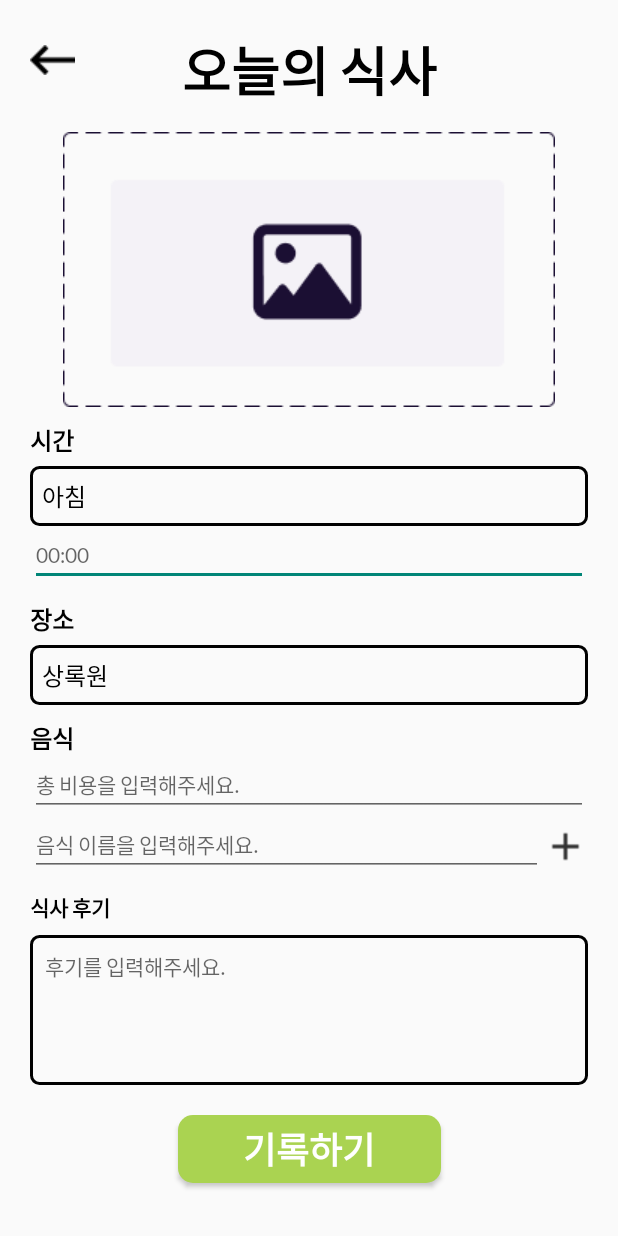
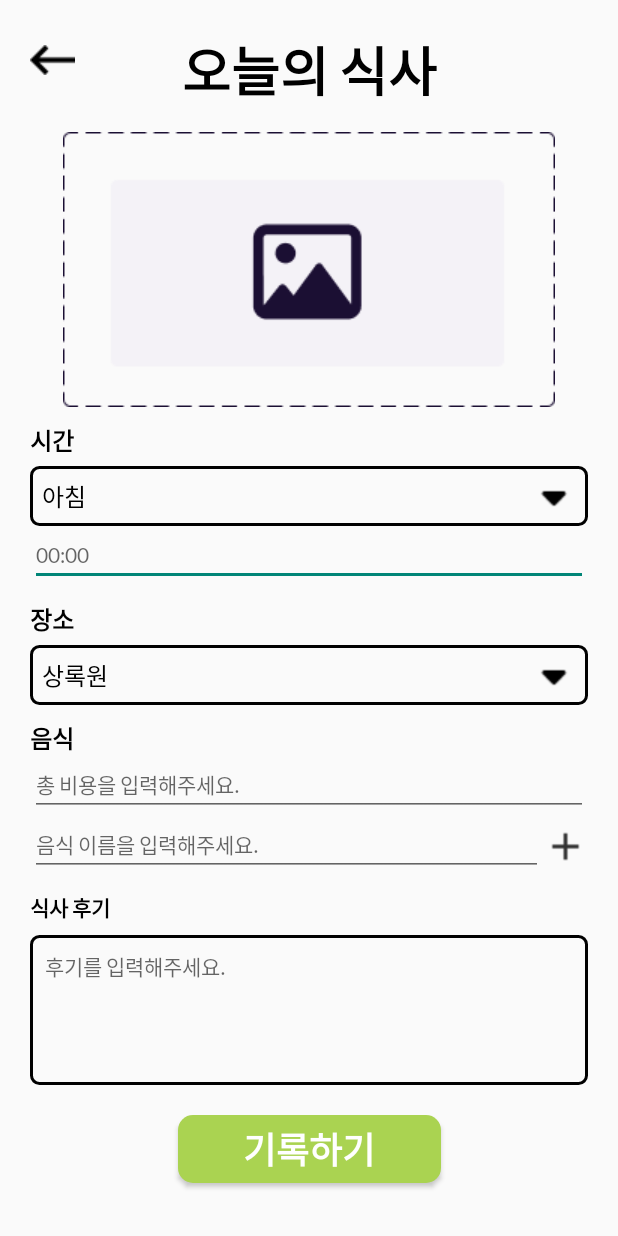
Before and after one commit to minwoo0419/Mobile_Software, an Android app: the InputPage screen opened directly, with no data from a screen before it, on a phone screen of 412 x 824 dp. Run offline under Robolectric (Android 15) with nearby library versions, the phone set to English and light mode, and no system bars.

Commit message:
feat : spinner 화살표추가

```diff
--- /dev/null
+++ b/app/src/main/res/drawable/input.xml
@@ -0,0 +1,8 @@
+<?xml version="1.0" encoding="utf-8"?>
+
+<shape
+            android:shape="rectangle"
+            xmlns:android="http://schemas.android.com/apk/res/android">
+            <corners android:radius="5dp" />
+            <stroke android:width="2dp" android:color="@color/black"/>
+        </shape>
--- a/app/src/main/res/drawable/input_box.xml
+++ b/app/src/main/res/drawable/input_box.xml
@@ -1,7 +1,20 @@
 <?xml version="1.0" encoding="utf-8"?>
-<shape
+<layer-list
     xmlns:android="http://schemas.android.com/apk/res/android"
-    android:shape="rectangle">
-    <corners android:radius="5dp" />
-    <stroke android:width="2dp" android:color="@color/black"/>
-</shape>
+    >
+    <item>
+        <shape
+            android:shape="rectangle">
+            <corners android:radius="5dp" />
+            <stroke android:width="2dp" android:color="@color/black"/>
+        </shape>
+    </item>
+    <item android:gravity="center_vertical|right"
+        android:right="10dp">
+        <layer-list>
+            <item  android:gravity="right" android:width="25dp" android:height="25dp" >
+                <bitmap android:src="@drawable/drop" android:tint="@color/black"/>
+            </item>
+        </layer-list>
+    </item>
+</layer-list>
--- a/app/src/main/res/layout/input_page.xml
+++ b/app/src/main/res/layout/input_page.xml
@@ -21,7 +21,7 @@
             android:layout_marginStart="10dp"
             android:layout_marginTop="8dp"
             android:layout_marginEnd="10dp"
-            android:background="@drawable/input_box"
+            android:background="@drawable/input"
             android:ems="10"
             android:fontFamily="@font/lato_regular"
             android:gravity="start|top"
```
Also changed, not shown: app/src/main/res/drawable/drop.png (added).
